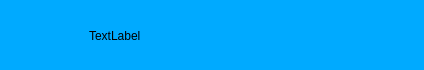
Before: the Qt Designer form widg_entete.ui in WendyLaSirene/TraceMyPlane, drawn with Qt 5.
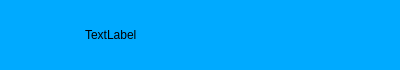
After: the same form once the commit is applied.

```diff
--- a/widg_entete.ui
+++ b/widg_entete.ui
@@ -6,19 +6,19 @@
    <rect>
     <x>0</x>
     <y>0</y>
-    <width>424</width>
+    <width>400</width>
     <height>70</height>
    </rect>
   </property>
   <property name="minimumSize">
    <size>
-    <width>0</width>
+    <width>400</width>
     <height>70</height>
    </size>
   </property>
   <property name="maximumSize">
    <size>
-    <width>16777215</width>
+    <width>400</width>
     <height>70</height>
    </size>
   </property>
@@ -26,17 +26,32 @@
    <string>Form</string>
   </property>
   <property name="styleSheet">
-   <string notr="true">#Widg_Entete{background-color: rgb(0, 170, 255)}</string>
+   <string notr="true"/>
   </property>
-  <widget class="QWidget" name="horizontalLayoutWidget">
+  <widget class="QWidget" name="Widg_Head" native="true">
    <property name="geometry">
     <rect>
      <x>0</x>
      <y>0</y>
-     <width>421</width>
-     <height>71</height>
+     <width>400</width>
+     <height>70</height>
     </rect>
    </property>
+   <property name="minimumSize">
+    <size>
+     <width>400</width>
+     <height>70</height>
+    </size>
+   </property>
+   <property name="maximumSize">
+    <size>
+     <width>400</width>
+     <height>70</height>
+    </size>
+   </property>
+   <property name="styleSheet">
+    <string notr="true">#Widg_Head{background-color: rgb(0, 170, 255)}</string>
+   </property>
    <layout class="QHBoxLayout" name="horizontalLayout" stretch="5,15,80">
     <item>
      <layout class="QHBoxLayout" name="horizontalLayout_2">
@@ -56,7 +71,7 @@
      </layout>
     </item>
     <item>
-     <layout class="QVBoxLayout" name="verticalLayout" stretch="15,70,15">
+     <layout class="QVBoxLayout" name="verticalLayout" stretch="15,80,15">
       <item>
        <layout class="QVBoxLayout" name="verticalLayout_4">
         <item>
@@ -75,7 +90,10 @@
        </layout>
       </item>
       <item>
-       <widget class="QWidget" name="widg_Icon" native="true">
+       <widget class="QWidget" name="wid_Icon" native="true">
+        <property name="styleSheet">
+         <string notr="true"/>
+        </property>
         <layout class="QVBoxLayout" name="verticalLayout_2"/>
        </widget>
       </item>
```
